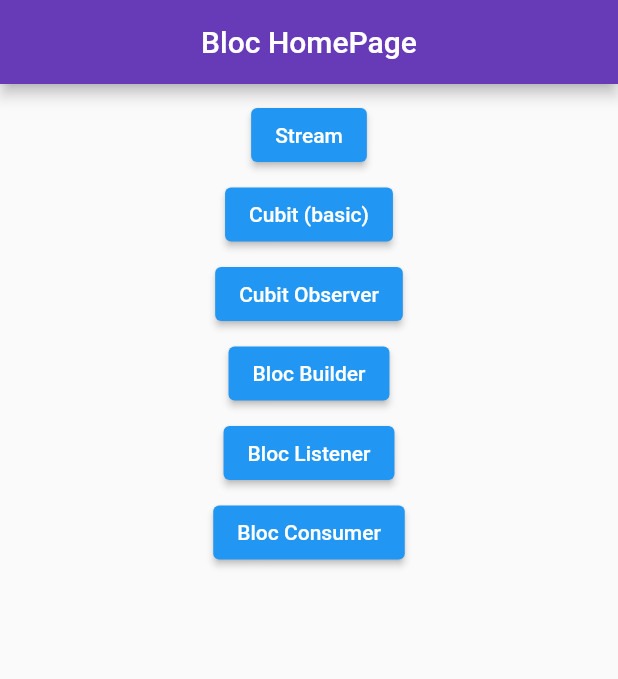
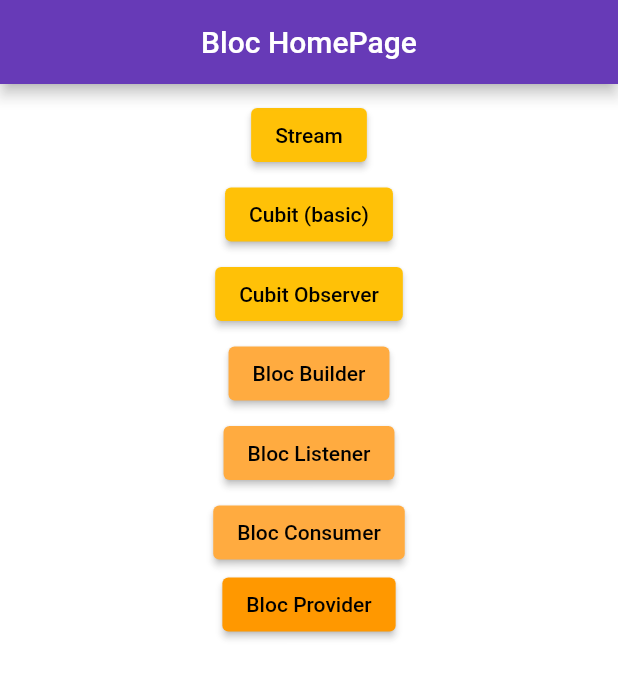
Before and after one commit to ricky-blip/flutter-BLOC, a Flutter app: the screen it shows after launch, on a phone screen of 412 x 824 dp. Shown: the top 679 px of the screen. Run offline on Flutter 3.47's test engine with Material 2 defaults, Android fonts, the phone set to English and light mode, and no system bars; our stand-ins replace bloc, flutter_bloc.

Commit message:
section BLOC PROVIDER and DEPENDENCY

```diff
--- a/lib/homepage.dart
+++ b/lib/homepage.dart
@@ -4,6 +4,7 @@ import 'package:bloc_roadmap/roadmap/0.intro/2.cubit_observer.dart';
 import 'package:bloc_roadmap/roadmap/1.cubit/0.bloc_builder.dart';
 import 'package:bloc_roadmap/roadmap/1.cubit/1.bloc_listener.dart';
 import 'package:bloc_roadmap/roadmap/1.cubit/2.bloc_consumer.dart';
+import 'package:bloc_roadmap/roadmap/1.cubit/3.bloc_provider.dart';
 import 'package:flutter/material.dart';
 
 class HomePage extends StatelessWidget {
@@ -12,6 +13,7 @@ class HomePage extends StatelessWidget {
   @override
   Widget build(BuildContext context) {
     return Scaffold(
+      backgroundColor: Colors.white12,
       appBar: AppBar(
         backgroundColor: Colors.deepPurple,
         title: const Center(
@@ -26,6 +28,9 @@ class HomePage extends StatelessWidget {
               children: [
                 //0. Stream
                 ElevatedButton(
+                  style: ElevatedButton.styleFrom(
+                    backgroundColor: Colors.amber,
+                  ),
                   onPressed: () {
                     //to Stream Page
                     Navigator.push(
@@ -35,11 +40,17 @@ class HomePage extends StatelessWidget {
                       ),
                     );
                   },
-                  child: const Text("Stream"),
+                  child: const Text(
+                    "Stream",
+                    style: TextStyle(color: Colors.black),
+                  ),
                 ),
                 const SizedBox(height: 5),
                 //1. Basic Cubit
                 ElevatedButton(
+                  style: ElevatedButton.styleFrom(
+                    backgroundColor: Colors.amber,
+                  ),
                   onPressed: () {
                     //to Cubit Page
                     Navigator.push(
@@ -49,11 +60,17 @@ class HomePage extends StatelessWidget {
                       ),
                     );
                   },
-                  child: const Text("Cubit (basic)"),
+                  child: const Text(
+                    "Cubit (basic)",
+                    style: TextStyle(color: Colors.black),
+                  ),
                 ),
                 const SizedBox(height: 5),
                 //2. Cubit Observer
                 ElevatedButton(
+                  style: ElevatedButton.styleFrom(
+                    backgroundColor: Colors.amber,
+                  ),
                   onPressed: () {
                     Navigator.push(
                       context,
@@ -62,11 +79,17 @@ class HomePage extends StatelessWidget {
                       ),
                     );
                   },
-                  child: const Text("Cubit Observer"),
+                  child: const Text(
+                    "Cubit Observer",
+                    style: TextStyle(color: Colors.black),
+                  ),
                 ),
                 const SizedBox(height: 5),
                 //3. Bloc Builder
                 ElevatedButton(
+                  style: ElevatedButton.styleFrom(
+                    backgroundColor: Colors.orangeAccent,
+                  ),
                   onPressed: () {
                     Navigator.push(
                       context,
@@ -75,11 +98,17 @@ class HomePage extends StatelessWidget {
                       ),
                     );
                   },
-                  child: const Text("Bloc Builder"),
+                  child: const Text(
+                    "Bloc Builder",
+                    style: TextStyle(color: Colors.black),
+                  ),
                 ),
                 const SizedBox(height: 5),
                 //4. Bloc Listener
                 ElevatedButton(
+                  style: ElevatedButton.styleFrom(
+                    backgroundColor: Colors.orangeAccent,
+                  ),
                   onPressed: () {
                     Navigator.push(
                       context,
@@ -88,11 +117,17 @@ class HomePage extends StatelessWidget {
                       ),
                     );
                   },
-                  child: const Text("Bloc Listener"),
+                  child: const Text(
+                    "Bloc Listener",
+                    style: TextStyle(color: Colors.black),
+                  ),
                 ),
                 const SizedBox(height: 5),
                 //5. Bloc Consumer
                 ElevatedButton(
+                  style: ElevatedButton.styleFrom(
+                    backgroundColor: Colors.orangeAccent,
+                  ),
                   onPressed: () {
                     Navigator.push(
                       context,
@@ -101,7 +136,28 @@ class HomePage extends StatelessWidget {
                       ),
                     );
                   },
-                  child: const Text("Bloc Consumer"),
+                  child: const Text(
+                    "Bloc Consumer",
+                    style: TextStyle(color: Colors.black),
+                  ),
+                ),
+                //6. Bloc Provider
+                ElevatedButton(
+                  style: ElevatedButton.styleFrom(
+                    backgroundColor: Colors.orange,
+                  ),
+                  onPressed: () {
+                    Navigator.push(
+                      context,
+                      MaterialPageRoute(
+                        builder: (context) => BlocProviderPage(),
+                      ),
+                    );
+                  },
+                  child: const Text(
+                    "Bloc Provider",
+                    style: TextStyle(color: Colors.black),
+                  ),
                 ),
               ],
             ),
--- a/lib/roadmap/0.intro/1.cubit.dart
+++ b/lib/roadmap/0.intro/1.cubit.dart
@@ -23,6 +23,7 @@ class CubitBasicPage extends StatelessWidget {
   @override
   Widget build(BuildContext context) {
     return Scaffold(
+      backgroundColor: Colors.white12,
       appBar: AppBar(
         automaticallyImplyLeading: false,
         backgroundColor: Colors.deepPurpleAccent,
--- a/lib/roadmap/0.intro/2.cubit_observer.dart
+++ b/lib/roadmap/0.intro/2.cubit_observer.dart
@@ -44,6 +44,7 @@ class CubitObserver extends StatelessWidget {
   @override
   Widget build(BuildContext context) {
     return Scaffold(
+      backgroundColor: Colors.white12,
       appBar: AppBar(
         automaticallyImplyLeading: false,
         backgroundColor: Colors.deepPurpleAccent,
--- a/lib/roadmap/1.cubit/0.bloc_builder.dart
+++ b/lib/roadmap/1.cubit/0.bloc_builder.dart
@@ -11,6 +11,7 @@ class BlocBuilderPage extends StatelessWidget {
   @override
   Widget build(BuildContext context) {
     return Scaffold(
+      backgroundColor: Colors.white12,
       appBar: AppBar(
         automaticallyImplyLeading: false,
         centerTitle: true,
--- a/lib/roadmap/1.cubit/1.bloc_listener.dart
+++ b/lib/roadmap/1.cubit/1.bloc_listener.dart
@@ -11,6 +11,7 @@ class BlocListenerPage extends StatelessWidget {
   @override
   Widget build(BuildContext context) {
     return Scaffold(
+      backgroundColor: Colors.white12,
       appBar: AppBar(
         automaticallyImplyLeading: false,
         centerTitle: true,
--- a/lib/roadmap/1.cubit/2.bloc_consumer.dart
+++ b/lib/roadmap/1.cubit/2.bloc_consumer.dart
@@ -10,6 +10,7 @@ class BlocConsumerPage extends StatelessWidget {
   @override
   Widget build(BuildContext context) {
     return Scaffold(
+      backgroundColor: Colors.white12,
       appBar: AppBar(
         automaticallyImplyLeading: false,
         centerTitle: true,
```
Also changed, not shown: lib/roadmap/1.cubit/3.bloc_provider.dart (added, +19 -0 lines).
